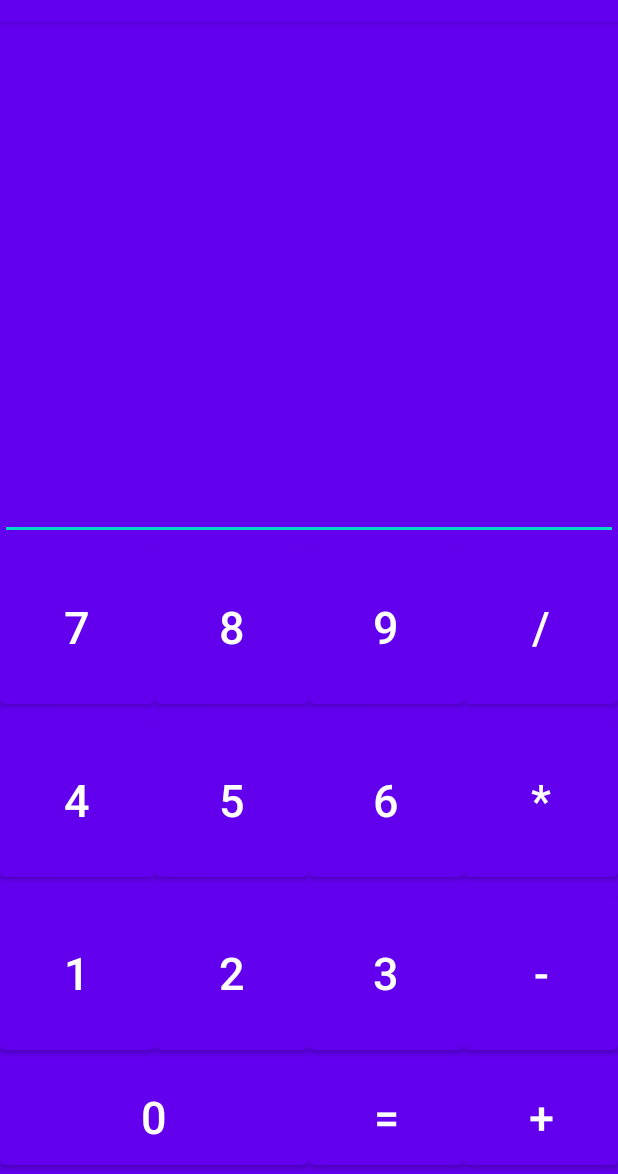
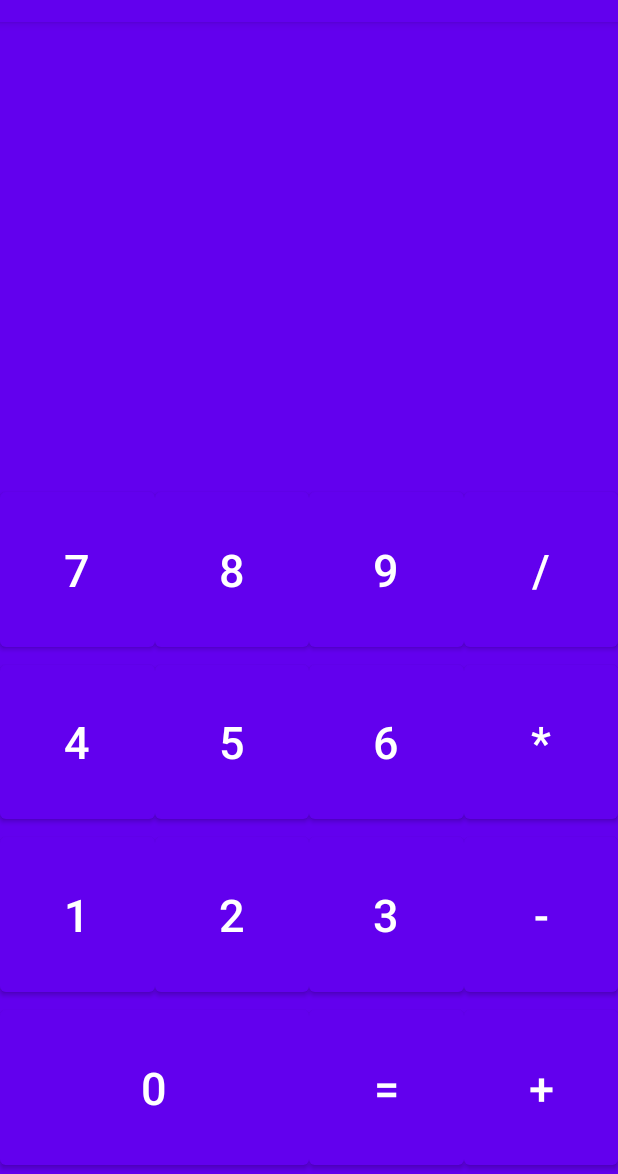
Before and after one commit to pife00/calculator--android, an Android app: the screen it shows after launch (MainActivity), on a phone screen of 412 x 824 dp, the part 62-1236 px from its top. Run offline under Robolectric (Android 15) with nearby library versions, the phone set to English and light mode, and no system bars.

Commit message:
click event

```diff
--- a/app/src/main/java/com/example/myapplication/MainActivity.kt
+++ b/app/src/main/java/com/example/myapplication/MainActivity.kt
@@ -2,11 +2,42 @@ package com.example.myapplication
 
 import androidx.appcompat.app.AppCompatActivity
 import android.os.Bundle
+import android.widget.Button
+import android.widget.TextView
 
 class MainActivity : AppCompatActivity() {
+    private lateinit var result : TextView;
+    private lateinit var operation: TextView;
+
+    //Variables hold numbers
+
+    private var operand1: Double? = null;
+    private var operand2 : Double? = null;
+    private var equial : String = "=";
+
     override fun onCreate(savedInstanceState: Bundle?) {
         super.onCreate(savedInstanceState)
         setContentView(R.layout.activity_main)
 
+        result = findViewById(R.id.result);
+        operation = findViewById(R.id.operation);
+
+
+        var numb0: Button = findViewById(R.id.numb0);
+        var numb2: Button = findViewById(R.id.numb1);
+        var numb3: Button = findViewById(R.id.numb2);
+        var numb4: Button = findViewById(R.id.numb3);
+        var numb5: Button = findViewById(R.id.numb4);
+        var numb6: Button = findViewById(R.id.numb5);
+        var numb7: Button = findViewById(R.id.numb6);
+        var numb8: Button = findViewById(R.id.numb7);
+        var numb9: Button = findViewById(R.id.numb8);
+        var plus: Button = findViewById(R.id.plus);
+        var division: Button = findViewById(R.id.division);
+        var multiply: Button = findViewById(R.id.multiply);
+        var minus: Button = findViewById(R.id.minus);
+
+
+
     }
 }
--- a/app/src/main/res/layout-land/activity_main.xml
+++ b/app/src/main/res/layout-land/activity_main.xml
@@ -30,7 +30,7 @@
         app:layout_constraintTop_toTopOf="@+id/guideline11" />
 
     <Button
-        android:id="@+id/button21"
+        android:id="@+id/minus"
         android:layout_width="0dp"
         android:layout_height="0dp"
         android:text="-"
@@ -41,7 +41,7 @@
         app:layout_constraintTop_toTopOf="@+id/guideline11" />
 
     <Button
-        android:id="@+id/button22"
+        android:id="@+id/numb0"
         android:layout_width="0dp"
         android:layout_height="0dp"
         android:text="0"
--- a/app/src/main/res/layout/activity_main.xml
+++ b/app/src/main/res/layout/activity_main.xml
@@ -6,6 +6,19 @@
     android:layout_height="match_parent"
     android:background="@color/purple_500"
     tools:context=".MainActivity">
+
+    <TextView
+        android:id="@+id/operation"
+        android:layout_width="wrap_content"
+        android:layout_height="wrap_content"
+        android:ems="10"
+        android:inputType="number"
+        app:layout_constraintBottom_toTopOf="@+id/guideline10"
+        app:layout_constraintEnd_toEndOf="parent"
+        app:layout_constraintHorizontal_bias="0.497"
+        app:layout_constraintStart_toStartOf="parent"
+        app:layout_constraintTop_toTopOf="@+id/guideline2"
+        app:layout_constraintVertical_bias="0.648" />
 
     <Button
         android:id="@+id/numb1"
@@ -30,7 +43,7 @@
         app:layout_constraintTop_toTopOf="@+id/guideline11" />
 
     <Button
-        android:id="@+id/button21"
+        android:id="@+id/minus"
         android:layout_width="0dp"
         android:layout_height="0dp"
         android:text="-"
@@ -41,7 +54,7 @@
         app:layout_constraintTop_toTopOf="@+id/guideline11" />
 
     <Button
-        android:id="@+id/button22"
+        android:id="@+id/numb0"
         android:layout_width="0dp"
         android:layout_height="0dp"
         android:text="0"
@@ -86,7 +99,7 @@
         android:layout_width="wrap_content"
         android:layout_height="wrap_content"
         android:orientation="vertical"
-        app:layout_constraintGuide_begin="165dp"
+        app:layout_constraintGuide_begin="205dp"
         app:layout_constraintGuide_percent="0.50" />
 
     <androidx.constraintlayout.widget.Guideline
@@ -107,52 +120,32 @@
         app:layout_constraintGuide_percent="1" />
 
     <androidx.constraintlayout.widget.Guideline
-        android:id="@+id/guideline7"
-        android:layout_width="wrap_content"
-        android:layout_height="wrap_content"
-        android:orientation="horizontal"
-        app:layout_constraintGuide_begin="558dp"
-        app:layout_constraintGuide_percent="0.15" />
-
-    <androidx.constraintlayout.widget.Guideline
-        android:id="@+id/guideline8"
-        android:layout_width="wrap_content"
-        android:layout_height="wrap_content"
-        android:orientation="horizontal"
-        app:layout_constraintGuide_begin="456dp"
-        app:layout_constraintGuide_percent="0.30" />
-
-    <androidx.constraintlayout.widget.Guideline
         android:id="@+id/guideline9"
         android:layout_width="wrap_content"
         android:layout_height="wrap_content"
         android:orientation="horizontal"
-        app:layout_constraintGuide_begin="345dp"
-        app:layout_constraintGuide_percent="0.60" />
+        app:layout_constraintGuide_percent="0.55" />
 
     <androidx.constraintlayout.widget.Guideline
         android:id="@+id/guideline10"
         android:layout_width="wrap_content"
         android:layout_height="wrap_content"
         android:orientation="horizontal"
-        app:layout_constraintGuide_begin="239dp"
-        app:layout_constraintGuide_percent="0.45" />
+        app:layout_constraintGuide_percent="0.4" />
 
     <androidx.constraintlayout.widget.Guideline
         android:id="@+id/guideline11"
         android:layout_width="wrap_content"
         android:layout_height="wrap_content"
         android:orientation="horizontal"
-        app:layout_constraintGuide_begin="513dp"
-        app:layout_constraintGuide_percent="0.75" />
+        app:layout_constraintGuide_percent="0.7" />
 
     <androidx.constraintlayout.widget.Guideline
         android:id="@+id/guideline12"
         android:layout_width="wrap_content"
         android:layout_height="wrap_content"
         android:orientation="horizontal"
-        app:layout_constraintGuide_begin="636dp"
-        app:layout_constraintGuide_percent="0.90" />
+        app:layout_constraintGuide_percent="0.85" />
 
     <Button
         android:id="@+id/numb7"
@@ -186,8 +179,10 @@
         android:textSize="30sp"
         app:layout_constraintBottom_toTopOf="@+id/guideline11"
         app:layout_constraintEnd_toStartOf="@+id/zero"
+        app:layout_constraintHorizontal_bias="0.0"
         app:layout_constraintStart_toStartOf="parent"
-        app:layout_constraintTop_toTopOf="@+id/guideline9" />
+        app:layout_constraintTop_toTopOf="@+id/guideline9"
+        app:layout_constraintVertical_bias="0.0" />
 
     <Button
         android:id="@+id/numb5"
@@ -241,11 +236,13 @@
         android:textSize="30sp"
         app:layout_constraintBottom_toTopOf="@+id/guideline9"
         app:layout_constraintEnd_toStartOf="@+id/guideline6"
+        app:layout_constraintHorizontal_bias="0.0"
         app:layout_constraintStart_toStartOf="@+id/guideline5"
-        app:layout_constraintTop_toTopOf="@+id/guideline10" />
+        app:layout_constraintTop_toTopOf="@+id/guideline10"
+        app:layout_constraintVertical_bias="0.0" />
 
     <Button
-        android:id="@+id/minus"
+        android:id="@+id/multiply"
         android:layout_width="0dp"
         android:layout_height="0dp"
         android:text="*"
@@ -255,16 +252,23 @@
         app:layout_constraintStart_toStartOf="@+id/guideline5"
         app:layout_constraintTop_toTopOf="@+id/guideline9" />
 
-    <EditText
-        android:id="@+id/textNumber"
-        android:layout_width="0dp"
-        android:layout_height="0dp"
+    <androidx.constraintlayout.widget.Guideline
+        android:id="@+id/guideline2"
+        android:layout_width="wrap_content"
+        android:layout_height="wrap_content"
+        android:orientation="horizontal"
+        app:layout_constraintGuide_percent="0.25" />
+
+    <TextView
+        android:id="@+id/result"
+        android:layout_width="wrap_content"
+        android:layout_height="wrap_content"
+        android:layout_marginBottom="8dp"
         android:ems="10"
         android:inputType="number"
-        app:layout_constraintBottom_toTopOf="@+id/guideline10"
-        app:layout_constraintEnd_toEndOf="parent"
-        app:layout_constraintStart_toStartOf="parent"
-        app:layout_constraintTop_toTopOf="@+id/guideline8"
-        tools:ignore="SpeakableTextPresentCheck" />
+        app:layout_constraintBottom_toTopOf="@+id/guideline2"
+        app:layout_constraintEnd_toStartOf="@+id/guideline6"
+        app:layout_constraintHorizontal_bias="0.497"
+        app:layout_constraintStart_toStartOf="parent" />
 
 </androidx.constraintlayout.widget.ConstraintLayout>
```
